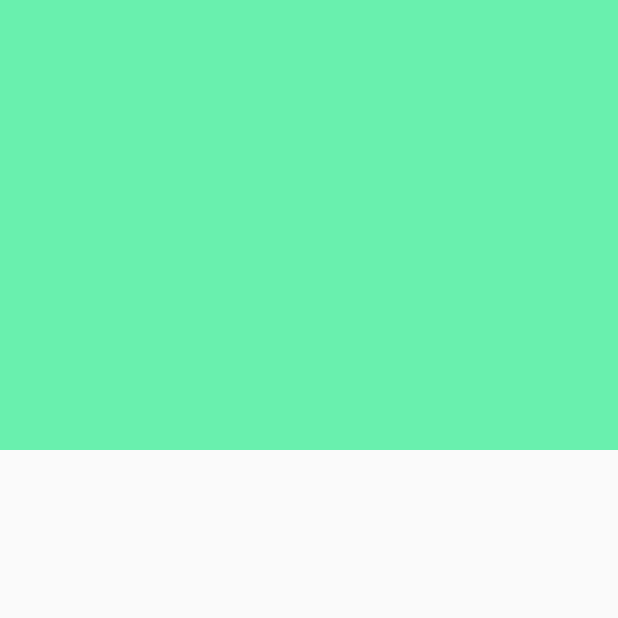
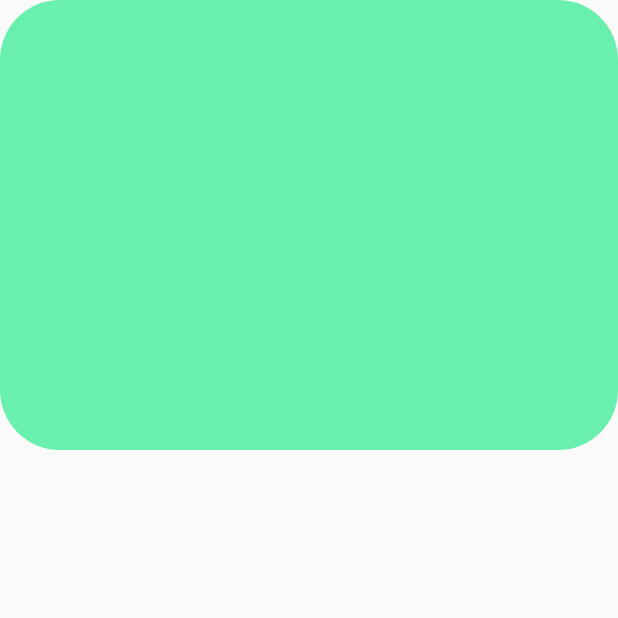
Before and after one commit to Marisabel-Condori/animaciones-flutter, a Flutter app: the screen it shows after launch, on a phone screen of 412 x 824 dp, the top half of it. Run offline on Flutter 3.47's test engine with Material 2 defaults, Android fonts, the phone set to English and light mode, and no system bars.

Commit message:
header circular

```diff
--- a/lib/pages/header_page.dart
+++ b/lib/pages/header_page.dart
@@ -7,7 +7,7 @@ class HeadersPage extends StatelessWidget {
   @override
   Widget build(BuildContext context) {
     return Scaffold(
-      body: HeaderWidget()
+      body: HeaderCircularWidget()
     );
   }
 }
--- a/lib/widgets/header_widget.dart
+++ b/lib/widgets/header_widget.dart
@@ -1,6 +1,6 @@
 import 'package:flutter/material.dart';
 
-class HeaderWidget extends StatelessWidget {
+class HeaderCuadradoWidget extends StatelessWidget {
 
   @override
   Widget build(BuildContext context) {
@@ -10,3 +10,18 @@ class HeaderWidget extends StatelessWidget {
     );
   }
 }
+
+class HeaderCircularWidget extends StatelessWidget {
+
+  @override
+  Widget build(BuildContext context) {
+    return Container(
+      height: 300.0,
+      decoration: BoxDecoration(
+        borderRadius: BorderRadius.circular(40.0),
+    //  borderRadius: BorderRadius.only(bottomLeft: Radius.circular(40.0)),
+        color: Colors.greenAccent,
+      )
+    );
+  }
+}
```
